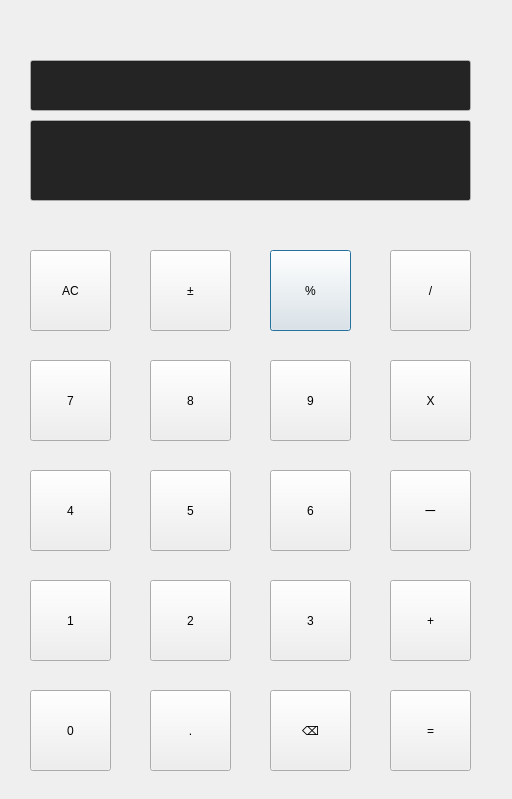
Old version of the form Calculator.ui in the repository kimminsu0519/Calculator.
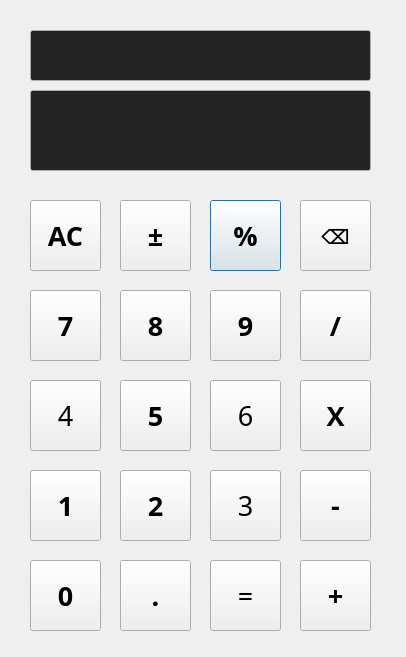
New version of the form.

Commit message: [UPDATE] 계산기 코드, 계산기ui 최종수정

Diff of the .ui file:
```diff
--- a/Calculator.ui
+++ b/Calculator.ui
@@ -6,8 +6,8 @@
    <rect>
     <x>0</x>
     <y>0</y>
-    <width>512</width>
-    <height>799</height>
+    <width>406</width>
+    <height>657</height>
    </rect>
   </property>
   <property name="palette">
@@ -50,15 +50,29 @@
   <property name="windowTitle">
    <string>Dialog</string>
   </property>
+  <property name="styleSheet">
+   <string notr="true">font: 700 20pt &quot;Ubuntu Mono&quot;;</string>
+  </property>
   <widget class="QPushButton" name="pushButton_mod">
    <property name="geometry">
     <rect>
-     <x>270</x>
-     <y>250</y>
-     <width>81</width>
-     <height>81</height>
+     <x>210</x>
+     <y>200</y>
+     <width>71</width>
+     <height>71</height>
     </rect>
    </property>
+   <property name="font">
+    <font>
+     <family>Ubuntu Sans</family>
+     <pointsize>20</pointsize>
+     <italic>false</italic>
+     <bold>true</bold>
+    </font>
+   </property>
+   <property name="styleSheet">
+    <string notr="true">font: 600 20pt &quot;Ubuntu Sans&quot;;</string>
+   </property>
    <property name="text">
     <string>%</string>
    </property>
@@ -66,12 +80,23 @@
   <widget class="QPushButton" name="pushButton_sign">
    <property name="geometry">
     <rect>
-     <x>150</x>
-     <y>250</y>
-     <width>81</width>
-     <height>81</height>
+     <x>120</x>
+     <y>200</y>
+     <width>71</width>
+     <height>71</height>
     </rect>
    </property>
+   <property name="font">
+    <font>
+     <family>Ubuntu Sans</family>
+     <pointsize>20</pointsize>
+     <italic>false</italic>
+     <bold>true</bold>
+    </font>
+   </property>
+   <property name="styleSheet">
+    <string notr="true">font: 600 20pt &quot;Ubuntu Sans&quot;;</string>
+   </property>
    <property name="text">
     <string>±</string>
    </property>
@@ -80,11 +105,22 @@
    <property name="geometry">
     <rect>
      <x>30</x>
-     <y>250</y>
-     <width>81</width>
-     <height>81</height>
+     <y>200</y>
+     <width>71</width>
+     <height>71</height>
     </rect>
    </property>
+   <property name="font">
+    <font>
+     <family>Ubuntu Sans</family>
+     <pointsize>20</pointsize>
+     <italic>false</italic>
+     <bold>true</bold>
+    </font>
+   </property>
+   <property name="styleSheet">
+    <string notr="true">font: 600 20pt &quot;Ubuntu Sans&quot;;</string>
+   </property>
    <property name="text">
     <string>AC</string>
    </property>
@@ -92,12 +128,20 @@
   <widget class="QPushButton" name="pushButton_9">
    <property name="geometry">
     <rect>
-     <x>270</x>
-     <y>360</y>
-     <width>81</width>
-     <height>81</height>
+     <x>210</x>
+     <y>290</y>
+     <width>71</width>
+     <height>71</height>
     </rect>
    </property>
+   <property name="font">
+    <font>
+     <family>Ubuntu Mono</family>
+     <pointsize>20</pointsize>
+     <italic>false</italic>
+     <bold>true</bold>
+    </font>
+   </property>
    <property name="text">
     <string>9</string>
    </property>
@@ -106,11 +150,22 @@
    <property name="geometry">
     <rect>
      <x>30</x>
-     <y>360</y>
-     <width>81</width>
-     <height>81</height>
+     <y>290</y>
+     <width>71</width>
+     <height>71</height>
     </rect>
    </property>
+   <property name="font">
+    <font>
+     <family>Ubuntu Sans</family>
+     <pointsize>20</pointsize>
+     <italic>false</italic>
+     <bold>true</bold>
+    </font>
+   </property>
+   <property name="styleSheet">
+    <string notr="true">font: 600 20pt &quot;Ubuntu Sans&quot;;</string>
+   </property>
    <property name="text">
     <string>7</string>
    </property>
@@ -118,12 +173,23 @@
   <widget class="QPushButton" name="pushButton_8">
    <property name="geometry">
     <rect>
-     <x>150</x>
-     <y>360</y>
-     <width>81</width>
-     <height>81</height>
+     <x>120</x>
+     <y>290</y>
+     <width>71</width>
+     <height>71</height>
     </rect>
    </property>
+   <property name="font">
+    <font>
+     <family>Ubuntu Sans</family>
+     <pointsize>20</pointsize>
+     <italic>false</italic>
+     <bold>true</bold>
+    </font>
+   </property>
+   <property name="styleSheet">
+    <string notr="true">font: 600 20pt &quot;Ubuntu Sans&quot;;</string>
+   </property>
    <property name="text">
     <string>8</string>
    </property>
@@ -131,12 +197,23 @@
   <widget class="QPushButton" name="pushButton_div">
    <property name="geometry">
     <rect>
-     <x>390</x>
-     <y>250</y>
-     <width>81</width>
-     <height>81</height>
+     <x>300</x>
+     <y>290</y>
+     <width>71</width>
+     <height>71</height>
     </rect>
    </property>
+   <property name="font">
+    <font>
+     <family>Ubuntu Sans</family>
+     <pointsize>20</pointsize>
+     <italic>false</italic>
+     <bold>true</bold>
+    </font>
+   </property>
+   <property name="styleSheet">
+    <string notr="true">font: 600 20pt &quot;Ubuntu Sans&quot;;</string>
+   </property>
    <property name="text">
     <string>/</string>
    </property>
@@ -144,12 +221,23 @@
   <widget class="QPushButton" name="pushButton_mul">
    <property name="geometry">
     <rect>
-     <x>390</x>
-     <y>360</y>
-     <width>81</width>
-     <height>81</height>
+     <x>300</x>
+     <y>380</y>
+     <width>71</width>
+     <height>71</height>
     </rect>
    </property>
+   <property name="font">
+    <font>
+     <family>Ubuntu Sans</family>
+     <pointsize>20</pointsize>
+     <italic>false</italic>
+     <bold>true</bold>
+    </font>
+   </property>
+   <property name="styleSheet">
+    <string notr="true">font: 600 20pt &quot;Ubuntu Sans&quot;;</string>
+   </property>
    <property name="text">
     <string>X</string>
    </property>
@@ -157,12 +245,23 @@
   <widget class="QPushButton" name="pushButton_6">
    <property name="geometry">
     <rect>
-     <x>270</x>
-     <y>470</y>
-     <width>81</width>
-     <height>81</height>
+     <x>210</x>
+     <y>380</y>
+     <width>71</width>
+     <height>71</height>
     </rect>
    </property>
+   <property name="font">
+    <font>
+     <family>Ubuntu Sans Mono</family>
+     <pointsize>20</pointsize>
+     <italic>false</italic>
+     <bold>false</bold>
+    </font>
+   </property>
+   <property name="styleSheet">
+    <string notr="true">font: 500 20pt &quot;Ubuntu Sans Mono&quot;;</string>
+   </property>
    <property name="text">
     <string>6</string>
    </property>
@@ -170,12 +269,23 @@
   <widget class="QPushButton" name="pushButton_plus">
    <property name="geometry">
     <rect>
-     <x>390</x>
-     <y>580</y>
-     <width>81</width>
-     <height>81</height>
+     <x>300</x>
+     <y>560</y>
+     <width>71</width>
+     <height>71</height>
     </rect>
    </property>
+   <property name="font">
+    <font>
+     <family>Ubuntu Sans</family>
+     <pointsize>20</pointsize>
+     <italic>false</italic>
+     <bold>true</bold>
+    </font>
+   </property>
+   <property name="styleSheet">
+    <string notr="true">font: 600 20pt &quot;Ubuntu Sans&quot;;</string>
+   </property>
    <property name="text">
     <string>+</string>
    </property>
@@ -184,11 +294,22 @@
    <property name="geometry">
     <rect>
      <x>30</x>
-     <y>470</y>
-     <width>81</width>
-     <height>81</height>
+     <y>380</y>
+     <width>71</width>
+     <height>71</height>
     </rect>
    </property>
+   <property name="font">
+    <font>
+     <family>Ubuntu Sans Mono</family>
+     <pointsize>20</pointsize>
+     <italic>false</italic>
+     <bold>false</bold>
+    </font>
+   </property>
+   <property name="styleSheet">
+    <string notr="true">font: 500 20pt &quot;Ubuntu Sans Mono&quot;;</string>
+   </property>
    <property name="text">
     <string>4</string>
    </property>
@@ -196,25 +317,47 @@
   <widget class="QPushButton" name="pushButton_sub">
    <property name="geometry">
     <rect>
-     <x>390</x>
+     <x>300</x>
      <y>470</y>
-     <width>81</width>
-     <height>81</height>
+     <width>71</width>
+     <height>71</height>
     </rect>
    </property>
+   <property name="font">
+    <font>
+     <family>Ubuntu Sans</family>
+     <pointsize>20</pointsize>
+     <italic>false</italic>
+     <bold>true</bold>
+    </font>
+   </property>
+   <property name="styleSheet">
+    <string notr="true">font: 600 20pt &quot;Ubuntu Sans&quot;;</string>
+   </property>
    <property name="text">
-    <string>ㅡ</string>
+    <string>-</string>
    </property>
   </widget>
   <widget class="QPushButton" name="pushButton_5">
    <property name="geometry">
     <rect>
-     <x>150</x>
-     <y>470</y>
-     <width>81</width>
-     <height>81</height>
+     <x>120</x>
+     <y>380</y>
+     <width>71</width>
+     <height>71</height>
     </rect>
    </property>
+   <property name="font">
+    <font>
+     <family>Ubuntu Sans</family>
+     <pointsize>20</pointsize>
+     <italic>false</italic>
+     <bold>true</bold>
+    </font>
+   </property>
+   <property name="styleSheet">
+    <string notr="true">font: 600 20pt &quot;Ubuntu Sans&quot;;</string>
+   </property>
    <property name="text">
     <string>5</string>
    </property>
@@ -223,11 +366,22 @@
    <property name="geometry">
     <rect>
      <x>30</x>
-     <y>580</y>
-     <width>81</width>
-     <height>81</height>
+     <y>470</y>
+     <width>71</width>
+     <height>71</height>
     </rect>
    </property>
+   <property name="font">
+    <font>
+     <family>Ubuntu Sans</family>
+     <pointsize>20</pointsize>
+     <italic>false</italic>
+     <bold>true</bold>
+    </font>
+   </property>
+   <property name="styleSheet">
+    <string notr="true">font: 600 20pt &quot;Ubuntu Sans&quot;;</string>
+   </property>
    <property name="text">
     <string>1</string>
    </property>
@@ -235,12 +389,23 @@
   <widget class="QPushButton" name="pushButton_3">
    <property name="geometry">
     <rect>
-     <x>270</x>
-     <y>580</y>
-     <width>81</width>
-     <height>81</height>
+     <x>210</x>
+     <y>470</y>
+     <width>71</width>
+     <height>71</height>
     </rect>
    </property>
+   <property name="font">
+    <font>
+     <family>Ubuntu Sans Mono</family>
+     <pointsize>20</pointsize>
+     <italic>false</italic>
+     <bold>false</bold>
+    </font>
+   </property>
+   <property name="styleSheet">
+    <string notr="true">font: 500 20pt &quot;Ubuntu Sans Mono&quot;;</string>
+   </property>
    <property name="text">
     <string>3</string>
    </property>
@@ -248,12 +413,23 @@
   <widget class="QPushButton" name="pushButton_2">
    <property name="geometry">
     <rect>
-     <x>150</x>
-     <y>580</y>
-     <width>81</width>
-     <height>81</height>
+     <x>120</x>
+     <y>470</y>
+     <width>71</width>
+     <height>71</height>
     </rect>
    </property>
+   <property name="font">
+    <font>
+     <family>Ubuntu Sans</family>
+     <pointsize>20</pointsize>
+     <italic>false</italic>
+     <bold>true</bold>
+    </font>
+   </property>
+   <property name="styleSheet">
+    <string notr="true">font: 600 20pt &quot;Ubuntu Sans&quot;;</string>
+   </property>
    <property name="text">
     <string>2</string>
    </property>
@@ -261,12 +437,23 @@
   <widget class="QPushButton" name="pushButton_equal">
    <property name="geometry">
     <rect>
-     <x>390</x>
-     <y>690</y>
-     <width>81</width>
-     <height>81</height>
+     <x>210</x>
+     <y>560</y>
+     <width>71</width>
+     <height>71</height>
     </rect>
    </property>
+   <property name="font">
+    <font>
+     <family>Ubuntu Sans Mono</family>
+     <pointsize>20</pointsize>
+     <italic>false</italic>
+     <bold>false</bold>
+    </font>
+   </property>
+   <property name="styleSheet">
+    <string notr="true">font: 500 20pt &quot;Ubuntu Sans Mono&quot;;</string>
+   </property>
    <property name="text">
     <string>=</string>
    </property>
@@ -274,12 +461,23 @@
   <widget class="QPushButton" name="pushButton_dot">
    <property name="geometry">
     <rect>
-     <x>150</x>
-     <y>690</y>
-     <width>81</width>
-     <height>81</height>
+     <x>120</x>
+     <y>560</y>
+     <width>71</width>
+     <height>71</height>
     </rect>
    </property>
+   <property name="font">
+    <font>
+     <family>Ubuntu Sans</family>
+     <pointsize>20</pointsize>
+     <italic>false</italic>
+     <bold>true</bold>
+    </font>
+   </property>
+   <property name="styleSheet">
+    <string notr="true">font: 600 20pt &quot;Ubuntu Sans&quot;;</string>
+   </property>
    <property name="text">
     <string>.</string>
    </property>
@@ -288,11 +486,22 @@
    <property name="geometry">
     <rect>
      <x>30</x>
-     <y>690</y>
-     <width>81</width>
-     <height>81</height>
+     <y>560</y>
+     <width>71</width>
+     <height>71</height>
     </rect>
    </property>
+   <property name="font">
+    <font>
+     <family>Ubuntu Sans</family>
+     <pointsize>20</pointsize>
+     <italic>false</italic>
+     <bold>true</bold>
+    </font>
+   </property>
+   <property name="styleSheet">
+    <string notr="true">font: 600 20pt &quot;Ubuntu Sans&quot;;</string>
+   </property>
    <property name="text">
     <string>0</string>
    </property>
@@ -300,12 +509,23 @@
   <widget class="QPushButton" name="pushButton_clear">
    <property name="geometry">
     <rect>
-     <x>270</x>
-     <y>690</y>
-     <width>81</width>
-     <height>81</height>
+     <x>300</x>
+     <y>200</y>
+     <width>71</width>
+     <height>71</height>
     </rect>
    </property>
+   <property name="font">
+    <font>
+     <family>Ubuntu Sans</family>
+     <pointsize>15</pointsize>
+     <italic>false</italic>
+     <bold>true</bold>
+    </font>
+   </property>
+   <property name="styleSheet">
+    <string notr="true">font: 600 15pt &quot;Ubuntu Sans&quot;;</string>
+   </property>
    <property name="text">
     <string>⌫</string>
    </property>
@@ -314,8 +534,8 @@
    <property name="geometry">
     <rect>
      <x>30</x>
-     <y>120</y>
-     <width>441</width>
+     <y>90</y>
+     <width>341</width>
      <height>81</height>
     </rect>
    </property>
@@ -358,12 +578,18 @@
    </property>
    <property name="font">
     <font>
-     <pointsize>25</pointsize>
+     <family>Ubuntu Sans</family>
+     <pointsize>30</pointsize>
+     <italic>false</italic>
+     <bold>true</bold>
     </font>
    </property>
    <property name="layoutDirection">
     <enum>Qt::LeftToRight</enum>
    </property>
+   <property name="styleSheet">
+    <string notr="true">font: 600 30pt &quot;Ubuntu Sans&quot;;</string>
+   </property>
    <property name="text">
     <string/>
    </property>
@@ -375,8 +601,8 @@
    <property name="geometry">
     <rect>
      <x>30</x>
-     <y>60</y>
-     <width>441</width>
+     <y>30</y>
+     <width>341</width>
      <height>51</height>
     </rect>
    </property>
@@ -420,6 +646,9 @@
    <property name="layoutDirection">
     <enum>Qt::RightToLeft</enum>
    </property>
+   <property name="styleSheet">
+    <string notr="true">font: 600 20pt &quot;Ubuntu Sans&quot;;</string>
+   </property>
    <property name="text">
     <string/>
    </property>
```
The commit also changes 1 other file.
